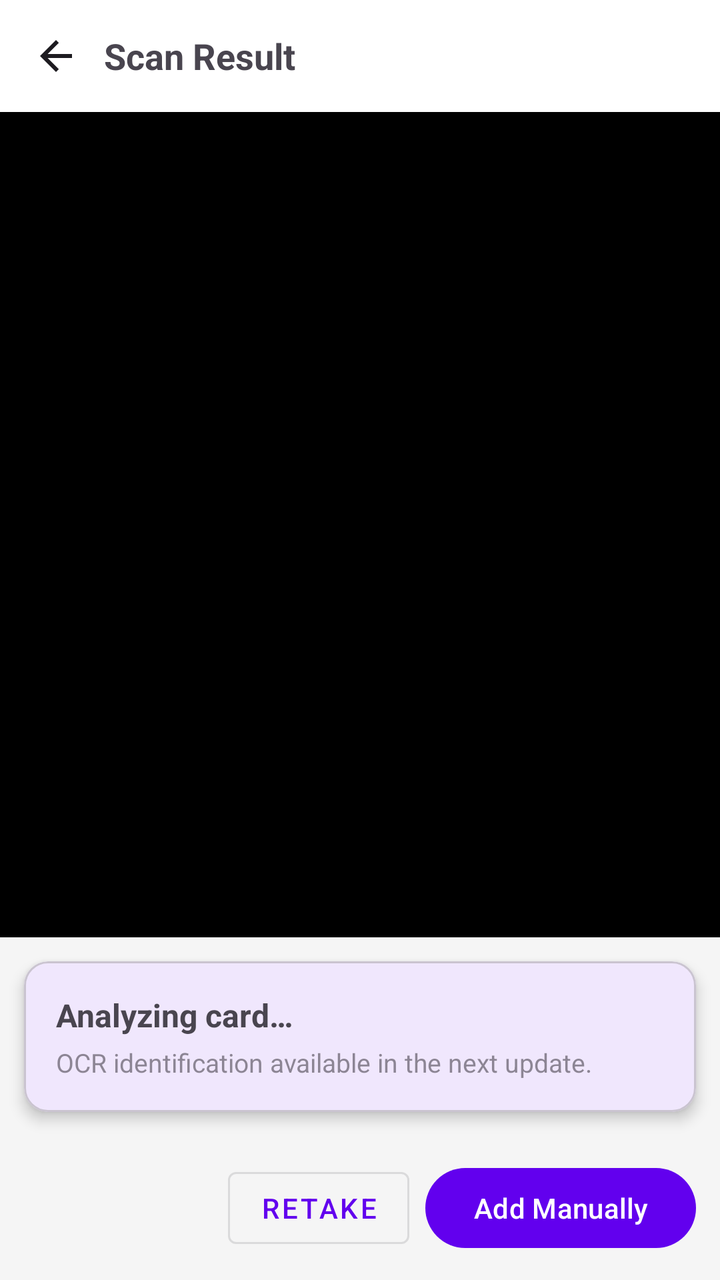
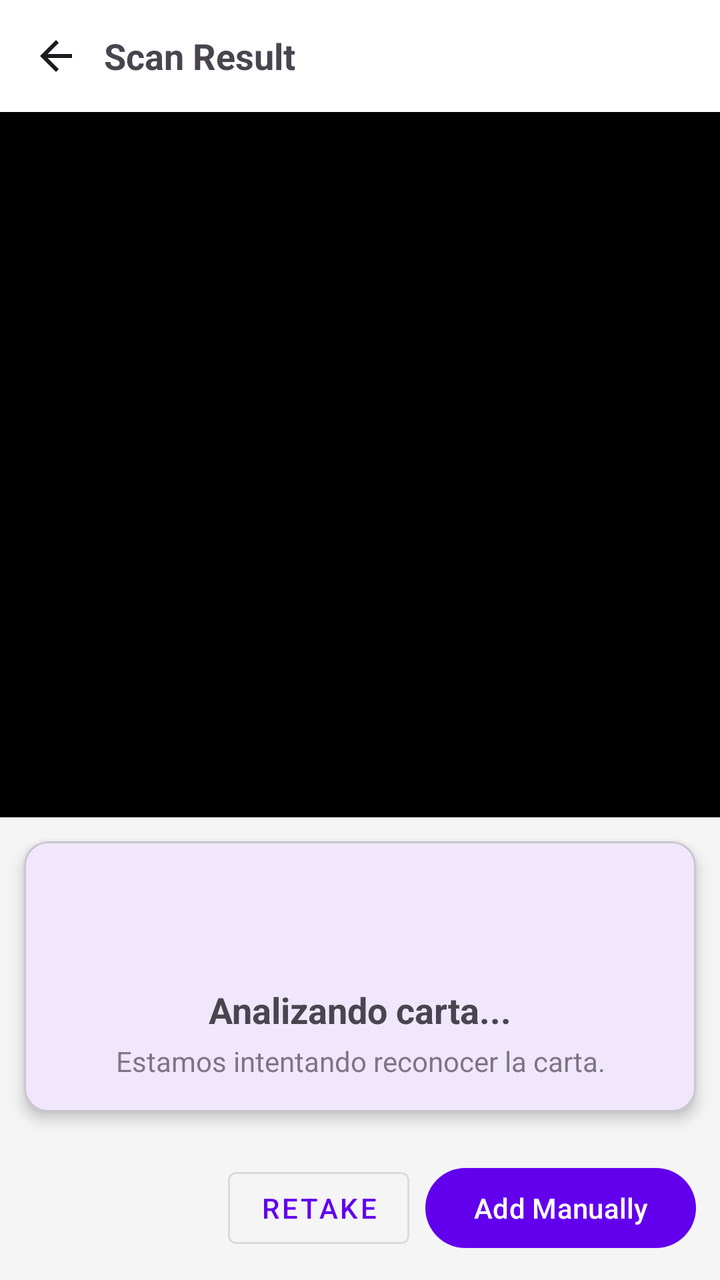

Before-and-after screenshots of an Android layout around one commit, followed by the original layout XML and the change that was made.
<!-- AndroidManifest.xml: application theme Theme.ManaForge -->
<!-- res/layout/fragment_scan_result.xml -->
<?xml version="1.0" encoding="utf-8"?>
<androidx.coordinatorlayout.widget.CoordinatorLayout
    xmlns:android="http://schemas.android.com/apk/res/android"
    xmlns:app="http://schemas.android.com/apk/res-auto"
    android:layout_width="match_parent"
    android:layout_height="match_parent">

    <LinearLayout
        android:layout_width="match_parent"
        android:layout_height="match_parent"
        android:orientation="vertical">

        
        <LinearLayout
            android:layout_width="match_parent"
            android:layout_height="wrap_content"
            android:orientation="horizontal"
            android:gravity="center_vertical"
            android:padding="8dp"
            android:background="?attr/colorSurface">

            <ImageButton
                android:id="@+id/btnBack"
                android:layout_width="40dp"
                android:layout_height="40dp"
                android:src="@drawable/ic_arrow_back"
                android:background="?attr/selectableItemBackgroundBorderless"
                android:contentDescription="Back"
                android:layout_marginEnd="4dp" />

            <TextView
                android:layout_width="0dp"
                android:layout_height="wrap_content"
                android:layout_weight="1"
                android:text="Scan Result"
                android:textSize="18sp"
                android:textStyle="bold" />

        </LinearLayout>

        
        <ImageView
            android:id="@+id/imgCapture"
            android:layout_width="match_parent"
            android:layout_height="0dp"
            android:layout_weight="1"
            android:scaleType="fitCenter"
            android:adjustViewBounds="true"
            android:background="@android:color/black" />

        
        <com.google.android.material.card.MaterialCardView
            android:layout_width="match_parent"
            android:layout_height="wrap_content"
            android:layout_margin="12dp"
            app:cardCornerRadius="12dp"
            app:cardElevation="4dp">

            <LinearLayout
                android:layout_width="match_parent"
                android:layout_height="wrap_content"
                android:orientation="vertical"
                android:padding="16dp">

                <TextView
                    android:id="@+id/tvResultTitle"
                    android:layout_width="wrap_content"
                    android:layout_height="wrap_content"
                    android:text="Analyzing card…"
                    android:textSize="16sp"
                    android:textStyle="bold"
                    android:layout_marginBottom="4dp" />

                <TextView
                    android:id="@+id/tvResultSubtitle"
                    android:layout_width="wrap_content"
                    android:layout_height="wrap_content"
                    android:text="OCR identification available in the next update."
                    android:textSize="13sp"
                    android:alpha="0.6" />

                <ProgressBar
                    android:id="@+id/progressOcr"
                    android:layout_width="wrap_content"
                    android:layout_height="wrap_content"
                    android:layout_marginTop="8dp"
                    android:visibility="gone" />

            </LinearLayout>

        </com.google.android.material.card.MaterialCardView>

        
        <LinearLayout
            android:layout_width="match_parent"
            android:layout_height="wrap_content"
            android:orientation="horizontal"
            android:padding="12dp"
            android:gravity="end">

            <com.google.android.material.button.MaterialButton
                android:id="@+id/btnRetake"
                style="@style/Widget.MaterialComponents.Button.OutlinedButton"
                android:layout_width="wrap_content"
                android:layout_height="wrap_content"
                android:text="Retake"
                android:layout_marginEnd="8dp" />

            <com.google.android.material.button.MaterialButton
                android:id="@+id/btnAddManually"
                android:layout_width="wrap_content"
                android:layout_height="wrap_content"
                android:text="Add Manually" />

        </LinearLayout>

    </LinearLayout>

</androidx.coordinatorlayout.widget.CoordinatorLayout>
<!-- resources referenced by this layout -->
<resources>
  <!-- drawable ic_arrow_back (drawable) -->
  <?xml version="1.0" encoding="utf-8"?>
  <vector xmlns:android="http://schemas.android.com/apk/res/android"
      android:width="24dp"
      android:height="24dp"
      android:viewportWidth="24"
      android:viewportHeight="24"
      android:tint="?attr/colorOnSurface">
      <path
          android:fillColor="@android:color/white"
          android:pathData="M20,11H7.83l5.59,-5.59L12,4l-8,8 8,8 1.41,-1.41L7.83,13H20v-2z"/>
  </vector>
  <style name="Theme.ManaForge" parent="Theme.Material3.DayNight.NoActionBar">
          <item name="colorPrimary">@color/manaforge_primary</item>
          <item name="colorPrimaryVariant">@color/manaforge_primary_variant</item>
          <item name="colorSecondary">@color/manaforge_secondary</item>
          <item name="colorSurface">@color/surface</item>
          <item name="android:colorBackground">@color/background</item>
      </style>
  <color name="manaforge_primary">#6200EE</color>
  <color name="manaforge_primary_variant">#3700B3</color>
  <color name="manaforge_secondary">#03DAC6</color>
  <color name="surface">#FFFFFF</color>
  <color name="background">#F5F5F5</color>
</resources>

<!-- the commit's change to res/layout/fragment_scan_result.xml (unified diff, before → after) -->
@@ -23,10 +23,10 @@
                 android:id="@+id/btnBack"
                 android:layout_width="40dp"
                 android:layout_height="40dp"
-                android:src="@drawable/ic_arrow_back"
+                android:layout_marginEnd="4dp"
                 android:background="?attr/selectableItemBackgroundBorderless"
                 android:contentDescription="Back"
-                android:layout_marginEnd="4dp" />
+                android:src="@drawable/ic_arrow_back" />
 
             <TextView
                 android:layout_width="0dp"
@@ -44,9 +44,9 @@
             android:layout_width="match_parent"
             android:layout_height="0dp"
             android:layout_weight="1"
-            android:scaleType="fitCenter"
             android:adjustViewBounds="true"
-            android:background="@android:color/black" />
+            android:background="@android:color/black"
+            android:scaleType="fitCenter" />
 
         
         <com.google.android.material.card.MaterialCardView
@@ -62,29 +62,36 @@
                 android:orientation="vertical"
                 android:padding="16dp">
 
-                <TextView
-                    android:id="@+id/tvResultTitle"
-                    android:layout_width="wrap_content"
-                    android:layout_height="wrap_content"
-                    android:text="Analyzing card…"
-                    android:textSize="16sp"
-                    android:textStyle="bold"
-                    android:layout_marginBottom="4dp" />
 
-                <TextView
-                    android:id="@+id/tvResultSubtitle"
-                    android:layout_width="wrap_content"
-                    android:layout_height="wrap_content"
-                    android:text="OCR identification available in the next update."
-                    android:textSize="13sp"
-                    android:alpha="0.6" />
-
+                
                 <ProgressBar
                     android:id="@+id/progressOcr"
                     android:layout_width="wrap_content"
                     android:layout_height="wrap_content"
+                    android:layout_gravity="center_horizontal"
+                    android:visibility="visible" />
+
+                
+                <TextView
+                    android:id="@+id/tvResultTitle"
+                    android:layout_width="match_parent"
+                    android:layout_height="wrap_content"
                     android:layout_marginTop="8dp"
-                    android:visibility="gone" />
+                    android:gravity="center"
+                    android:text="Analizando carta..."
+                    android:textSize="18sp"
+                    android:textStyle="bold" />
+
+                
+                <TextView
+                    android:id="@+id/tvResultSubtitle"
+                    android:layout_width="match_parent"
+                    android:layout_height="wrap_content"
+                    android:layout_marginTop="4dp"
+                    android:gravity="center"
+                    android:text="Estamos intentando reconocer la carta."
+                    android:textSize="14sp"
+                    android:alpha="0.7" />
 
             </LinearLayout>
 
@@ -94,17 +101,17 @@
         <LinearLayout
             android:layout_width="match_parent"
             android:layout_height="wrap_content"
+            android:gravity="end"
             android:orientation="horizontal"
-            android:padding="12dp"
-            android:gravity="end">
+            android:padding="12dp">
 
             <com.google.android.material.button.MaterialButton
                 android:id="@+id/btnRetake"
                 style="@style/Widget.MaterialComponents.Button.OutlinedButton"
                 android:layout_width="wrap_content"
                 android:layout_height="wrap_content"
-                android:text="Retake"
-                android:layout_marginEnd="8dp" />
+                android:layout_marginEnd="8dp"
+                android:text="Retake" />
 
             <com.google.android.material.button.MaterialButton
                 android:id="@+id/btnAddManually"
